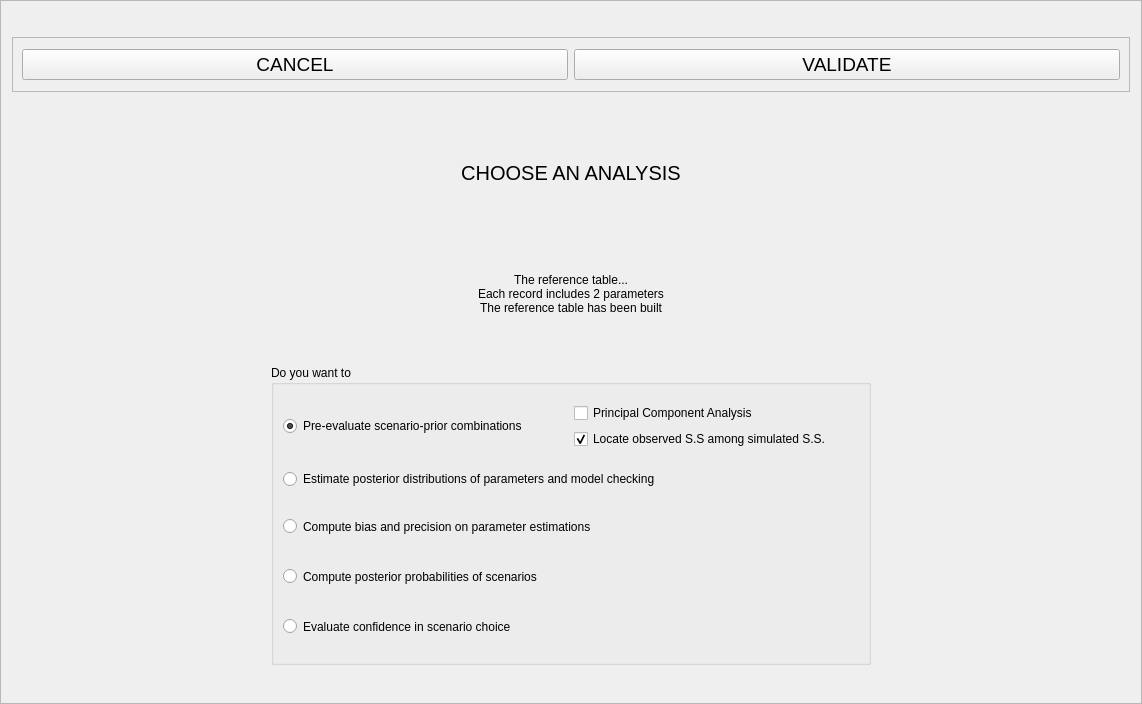
Qt form python_interface/uis/defineAnalysis.ui (cbgp/diyabc) before a commit.
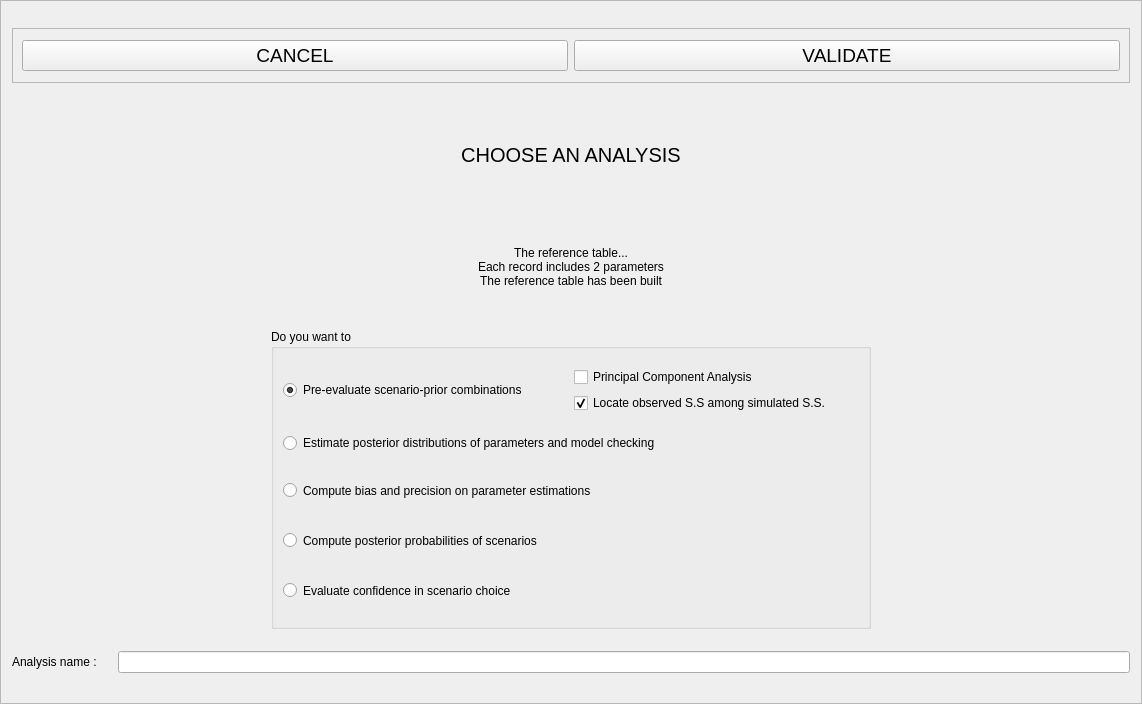
The same form after that commit.

The edit to the form file:
```diff
--- a/python_interface/uis/defineAnalysis.ui
+++ b/python_interface/uis/defineAnalysis.ui
@@ -299,6 +299,32 @@
      </item>
     </layout>
    </item>
+   <item>
+    <layout class="QHBoxLayout" name="horizontalLayout_3">
+     <item>
+      <widget class="QLabel" name="label_3">
+       <property name="minimumSize">
+        <size>
+         <width>100</width>
+         <height>0</height>
+        </size>
+       </property>
+       <property name="maximumSize">
+        <size>
+         <width>100</width>
+         <height>16777215</height>
+        </size>
+       </property>
+       <property name="text">
+        <string>Analysis name : </string>
+       </property>
+      </widget>
+     </item>
+     <item>
+      <widget class="QLineEdit" name="analysisNameEdit"/>
+     </item>
+    </layout>
+   </item>
   </layout>
  </widget>
  <resources/>
```
